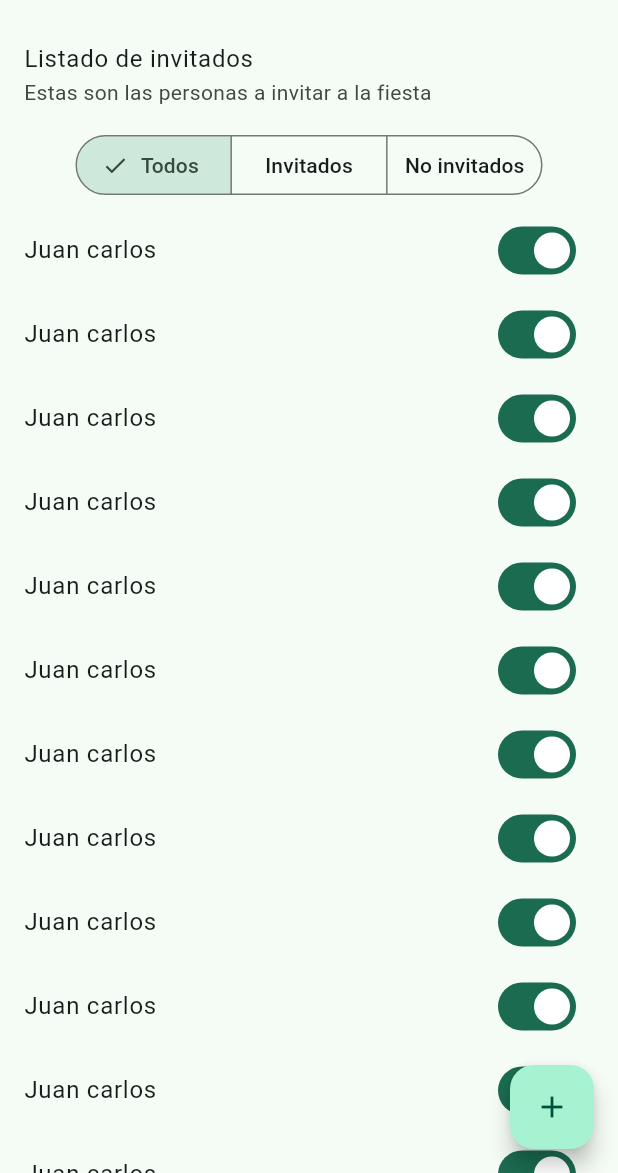
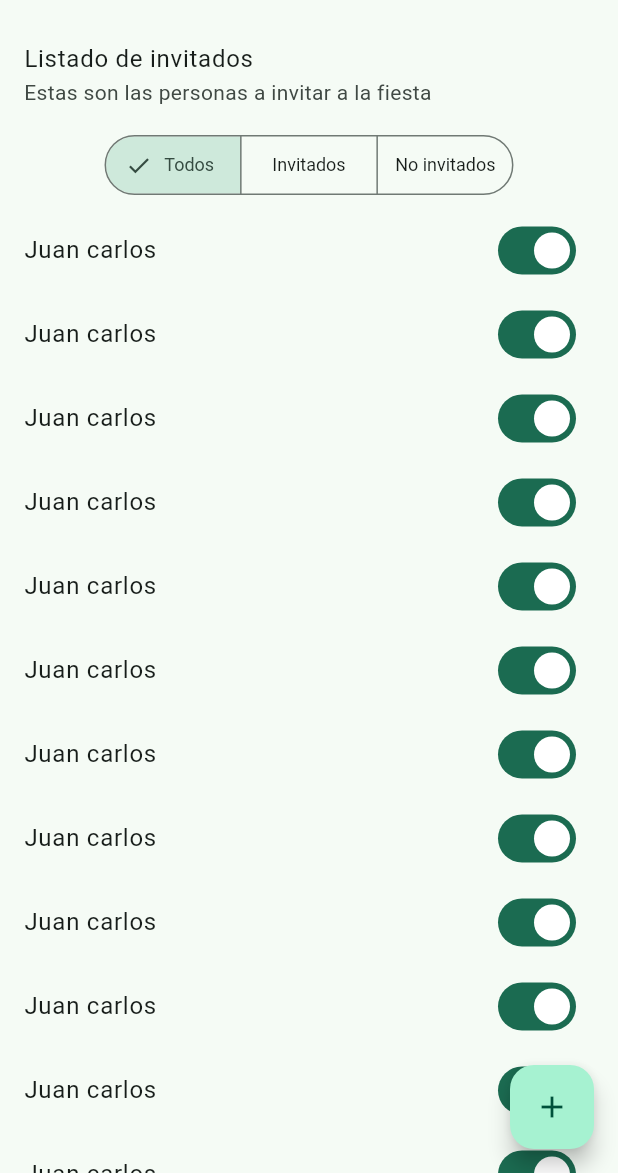
Before and after one commit to JoseManuelMunozManzano/Flutter-Bloc, a Flutter app: the GuestsScreen screen opened by its route, on a phone screen of 412 x 824 dp, the part 63-1236 px from its top. Run offline on Flutter 3.47's test engine with Material 3 defaults, Android fonts, the phone set to English and light mode, and no system bars; our stand-ins replace bloc, dio, equatable, flutter_bloc, get_it, go_router; missing offline and left inert: random_name_generator.

Commit message:
Reaccionar visualmente al nuevo estado

```diff
--- a/lib/config/theme/app_theme.dart
+++ b/lib/config/theme/app_theme.dart
@@ -21,6 +21,14 @@ class AppTheme {
       iconColor: seedColor,
     ),
 
+    segmentedButtonTheme: SegmentedButtonThemeData(
+      style: ButtonStyle(
+        textStyle: WidgetStateProperty.all(
+          const TextStyle(fontSize: 12)
+        )
+      )
+    ),
+
   );
 
 }
--- a/lib/presentation/screens/04_guest/guests_screen.dart
+++ b/lib/presentation/screens/04_guest/guests_screen.dart
@@ -1,5 +1,7 @@
 import 'package:flutter/material.dart';
+import 'package:flutter_bloc/flutter_bloc.dart';
 
+import 'package:blocs_app/presentation/blocs/blocs.dart';
 
 class GuestsScreen extends StatelessWidget {
   const GuestsScreen({super.key});
@@ -12,19 +14,22 @@ class GuestsScreen extends StatelessWidget {
       ),
       body: const _TodoView(),
       floatingActionButton: FloatingActionButton(
-        child: const Icon( Icons.add ),
+        child: const Icon(Icons.add),
         onPressed: () {},
       ),
     );
   }
 }
 
-
 class _TodoView extends StatelessWidget {
   const _TodoView();
 
   @override
   Widget build(BuildContext context) {
+    // Instancia de GuestsBloc
+    final guestBloc = context.watch<GuestsBloc>();
+    final selectedFilter = guestBloc.state.filter;
+
     return Column(
       children: [
         const ListTile(
@@ -33,27 +38,27 @@ class _TodoView extends StatelessWidget {
         ),
 
         SegmentedButton(
-          segments: const[
-            ButtonSegment(value: 'all', icon: Text('Todos')),
-            ButtonSegment(value: 'completed', icon: Text('Invitados')),
-            ButtonSegment(value: 'pending', icon: Text('No invitados')),
+          segments: const [
+            ButtonSegment(value: GuestFilter.all, icon: Text('Todos')),
+            ButtonSegment(value: GuestFilter.invited, icon: Text('Invitados')),
+            ButtonSegment(value: GuestFilter.noInvited, icon: Text('No invitados')),
           ],
-          selected: const <String>{ 'all' },
+          selected: <GuestFilter>{selectedFilter},
           onSelectionChanged: (value) {
-
+            // Aquí despachamos el evento
+            guestBloc.changeFilter(value.first);
           },
         ),
-        const SizedBox( height: 5 ),
+        const SizedBox(height: 5),
 
         /// Listado de personas a invitar
         Expanded(
           child: ListView.builder(
             itemBuilder: (context, index) {
               return SwitchListTile(
-                title: const Text('Juan carlos'),
-                value: true,
-                onChanged: ( value ) {}
-              );
+                  title: const Text('Juan carlos'),
+                  value: true,
+                  onChanged: (value) {});
             },
           ),
         )
```
Also changed, not shown: lib/presentation/blocs/04-guests/guests_bloc.dart (+29 -22 lines), 1 other file.
